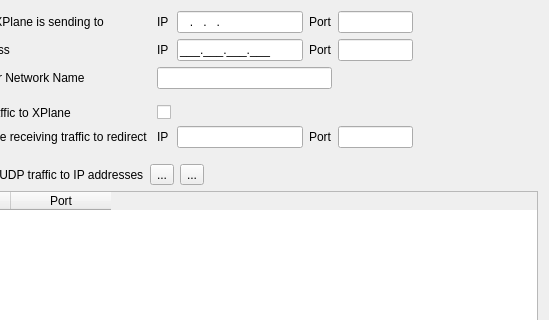
Qt form gui/xpudpconfigdialog.ui (leleopard/pyXPArduino) before a commit; both pictures show x 101 to 650 and y 0 to 320 of the 650 by 464 pixel window.
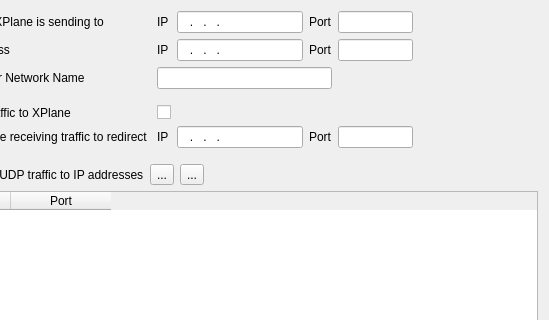
The same form after that commit. Icons and pictures are not drawn.

What changed in the file:
```diff
--- a/gui/xpudpconfigdialog.ui
+++ b/gui/xpudpconfigdialog.ui
@@ -32,7 +32,7 @@
         </size>
        </property>
        <property name="inputMask">
-        <string>000.000.000.000;_</string>
+        <string>900.900.900.900</string>
        </property>
       </widget>
      </item>
@@ -202,6 +202,9 @@
          <height>16777215</height>
         </size>
        </property>
+       <property name="inputMask">
+        <string>900.900.900.900</string>
+       </property>
       </widget>
      </item>
      <item row="5" column="4">
```
